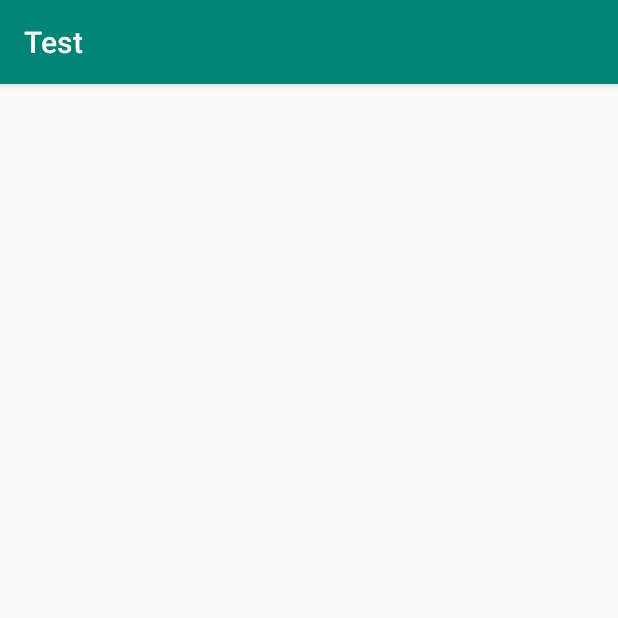
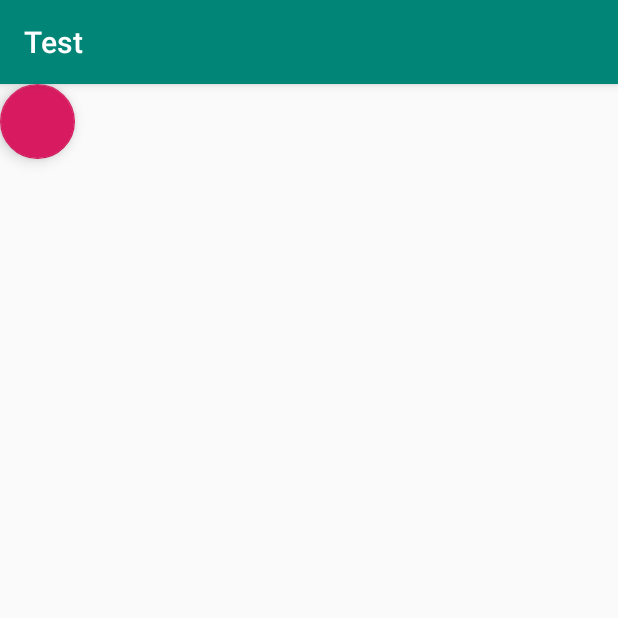
Before and after one commit to Barneypoi/LineChart, an Android app: the screen it shows after launch (MainActivity), on a phone screen of 412 x 824 dp, the top half of it. Run offline under Robolectric (Android 15) with nearby library versions, the phone set to English and light mode, and no system bars.

```diff
--- a/app/build.gradle
+++ b/app/build.gradle
@@ -27,4 +27,7 @@ dependencies {
     androidTestImplementation 'androidx.test:runner:1.2.0'
     androidTestImplementation 'androidx.test.espresso:espresso-core:3.2.0'
     implementation 'com.squareup.okhttp3:okhttp:3.9.1'
+    implementation 'com.github.PhilJay:MPAndroidChart:v3.0.3'
+    implementation 'com.google.android.material:material:1.0.0'
+
 }
--- a/app/src/main/AndroidManifest.xml
+++ b/app/src/main/AndroidManifest.xml
@@ -17,5 +17,7 @@
                 <category android:name="android.intent.category.LAUNCHER" />
             </intent-filter>
         </activity>
+        <activity android:name=".ShowActivity">
+        </activity>
     </application>
 </manifest>
--- a/app/src/main/res/layout/activity_main.xml
+++ b/app/src/main/res/layout/activity_main.xml
@@ -4,11 +4,22 @@
     xmlns:tools="http://schemas.android.com/tools"
     android:layout_width="match_parent"
     android:layout_height="match_parent"
+    android:orientation="vertical"
     tools:context=".MainActivity">
+
+    <com.google.android.material.floatingactionbutton.FloatingActionButton
+        android:id="@+id/floatingActionButton"
+        android:layout_width="50dp"
+        android:layout_height="50dp"
+        android:clickable="true"
+        app:srcCompat="@color/colorAccent"
+        android:onClick="jump"/>
 
     <ListView
         android:id="@+id/lv"
         android:layout_width="wrap_content"
-        android:layout_height="wrap_content" />
+        android:layout_height="wrap_content">
+
+    </ListView>
 
 </LinearLayout>
```
Also changed, not shown: app/src/main/java/com/example/test/MainActivity.java (+10 -1 lines), app/src/main/java/com/example/test/ShowActivity.java (added, +56 -0 lines), app/src/main/res/layout/show.xml (added, +12 -0 lines).
